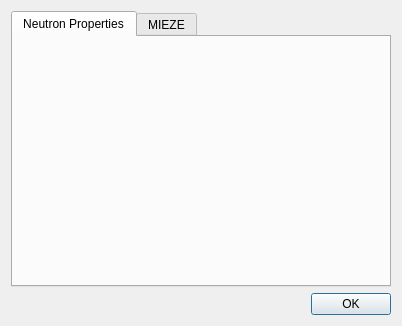
Old version of the form ui/formulas.ui in the repository tweber-ill/frm_mirror-miezetools.
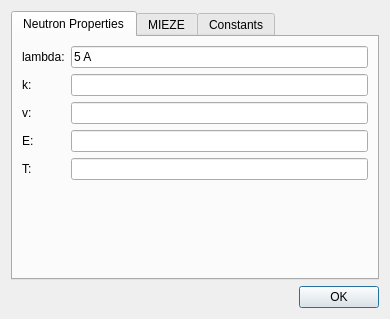
New version of the form. The open tabs and pages were chosen to show the change.

Commit message: added old formula stuff

```diff
--- a/ui/formulas.ui
+++ b/ui/formulas.ui
@@ -6,8 +6,8 @@
    <rect>
     <x>0</x>
     <y>0</y>
-    <width>402</width>
-    <height>326</height>
+    <width>379</width>
+    <height>319</height>
    </rect>
   </property>
   <property name="windowTitle">
@@ -23,6 +23,62 @@
       <attribute name="title">
        <string>Neutron Properties</string>
       </attribute>
+      <layout class="QFormLayout" name="formLayout">
+       <item row="0" column="0">
+        <widget class="QLabel" name="label_7">
+         <property name="text">
+          <string>lambda:</string>
+         </property>
+        </widget>
+       </item>
+       <item row="1" column="0">
+        <widget class="QLabel" name="label_8">
+         <property name="text">
+          <string>k:</string>
+         </property>
+        </widget>
+       </item>
+       <item row="2" column="0">
+        <widget class="QLabel" name="label_9">
+         <property name="text">
+          <string>v:</string>
+         </property>
+        </widget>
+       </item>
+       <item row="3" column="0">
+        <widget class="QLabel" name="label_10">
+         <property name="text">
+          <string>E:</string>
+         </property>
+        </widget>
+       </item>
+       <item row="0" column="1">
+        <widget class="QLineEdit" name="editNeutronLam">
+         <property name="text">
+          <string>5 A</string>
+         </property>
+        </widget>
+       </item>
+       <item row="1" column="1">
+        <widget class="QLineEdit" name="editNeutronK"/>
+       </item>
+       <item row="2" column="1">
+        <widget class="QLineEdit" name="editNeutronV"/>
+       </item>
+       <item row="3" column="1">
+        <widget class="QLineEdit" name="editNeutronE"/>
+       </item>
+       <item row="4" column="1">
+        <widget class="QLineEdit" name="editNeutronT"/>
+       </item>
+       <item row="4" column="0">
+        <widget class="QLabel" name="label_11">
+         <property name="text">
+          <string>T:</string>
+         </property>
+        </widget>
+       </item>
+      </layout>
      </widget>
      <widget class="QWidget" name="tabMIEZE">
       <attribute name="title">
@@ -213,6 +269,11 @@
        </item>
       </layout>
      </widget>
+     <widget class="QWidget" name="tab">
+      <attribute name="title">
+       <string>Constants</string>
+      </attribute>
+     </widget>
     </widget>
    </item>
    <item>
```
Left out of the diff: 7 changed lines with no effect on the pictures. The commit also changes 6 other files.
